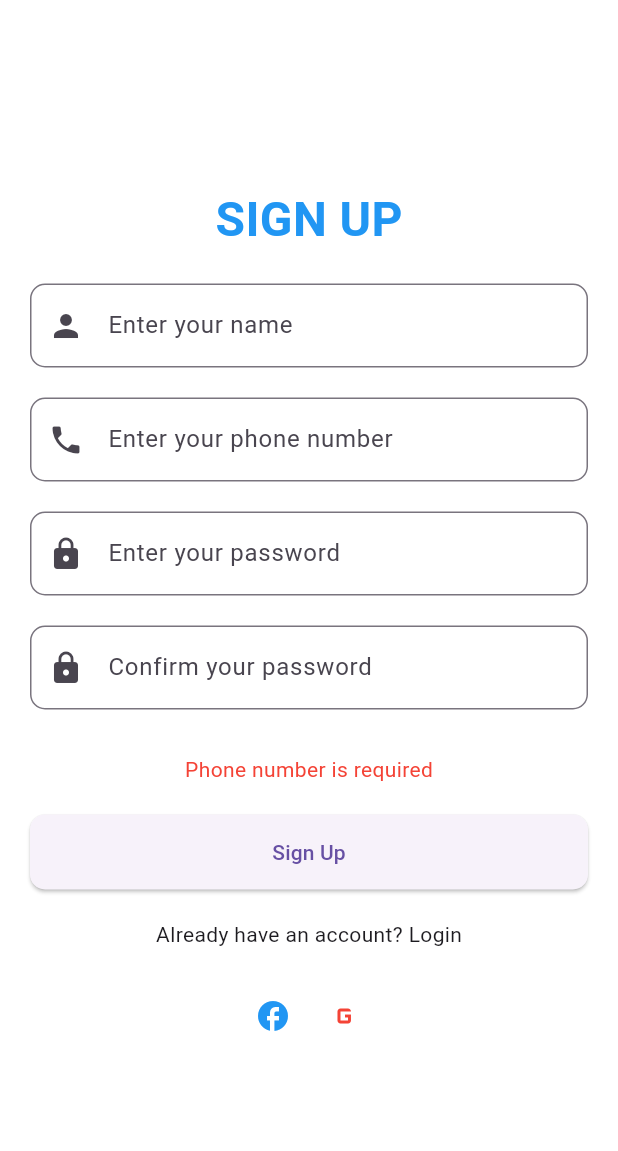
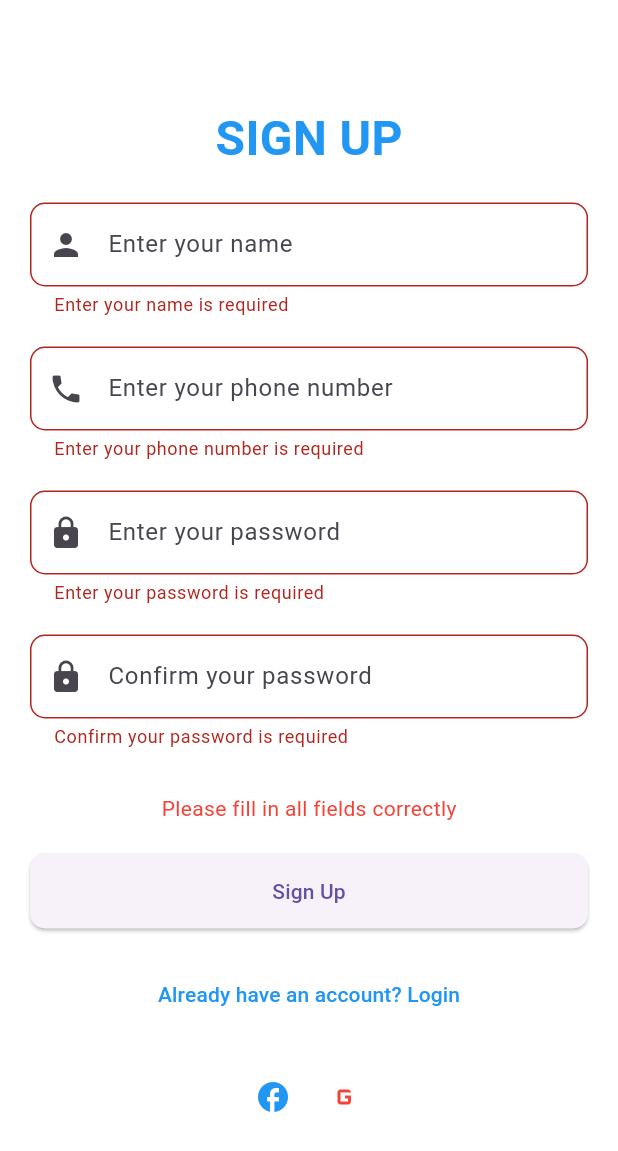
Before and after one commit to Dlhuutien/CNM_moblie, a Flutter app: the SignUpScreen screen opened by its route, after a tap on "Sign Up", on a phone screen of 412 x 824 dp. Shown: the top 1151 px of the screen. Run offline on Flutter 3.47's test engine with Material 3 defaults, Android fonts, the phone set to English and light mode, and no system bars; network calls fail.

Commit message:
Sig_Con_Pro-ver4

```diff
--- a/chating_app/lib/main.dart
+++ b/chating_app/lib/main.dart
@@ -5,17 +5,15 @@ import 'screens/main_screen.dart';
 import 'screens/signUp_screen.dart'; // Import màn hình SignUp
 
 void main() {
-  runApp(const MyApp());
+  runApp(MyApp());  // Xóa 'const' khỏi MyApp
 }
 
 class MyApp extends StatelessWidget {
-  const MyApp({super.key});
-
   @override
   Widget build(BuildContext context) {
     return MaterialApp(
       debugShowCheckedModeBanner: false,
-      initialRoute: '/sign_up', // Bắt đầu từ màn hình SignUp
+      initialRoute: '/', // Đặt màn hình ban đầu là IntroductionScreen
       routes: {
         '/': (context) => IntroductionScreen(),
         '/login': (context) => LoginScreen(),
--- a/chating_app/lib/screens/signUp_screen.dart
+++ b/chating_app/lib/screens/signUp_screen.dart
@@ -6,6 +6,7 @@ class SignUpScreen extends StatefulWidget {
 }
 
 class _SignUpScreenState extends State<SignUpScreen> {
+  final _formKey = GlobalKey<FormState>();
   final _nameController = TextEditingController();
   final _phoneController = TextEditingController();
   final _passwordController = TextEditingController();
@@ -14,25 +15,33 @@ class _SignUpScreenState extends State<SignUpScreen> {
   String? errorMessage;
 
   void _signUp() {
+    if (_formKey.currentState?.validate() ?? false) {
       setState(() {
         errorMessage = null; // Reset error message
-      if (_phoneController.text.isEmpty) {
-        errorMessage = 'Phone number is required';
-      } else if (_passwordController.text != _confirmPasswordController.text) {
+      });
+
+      if (_passwordController.text != _confirmPasswordController.text) {
+        setState(() {
           errorMessage = 'Password does not match';
-      } else if (_passwordController.text.length < 8) {
-        errorMessage =
-        'Password must include at least 8 characters, 1 uppercase letter, 1 number, and 1 special character';
-      } else {
-        // Thực hiện đăng ký ở đây
-        // Ví dụ: Hiển thị thông báo thành công hoặc lưu dữ liệu người dùng
+        });
+        return;
+      }
+
+      // Tiến hành đăng ký ở đây (ví dụ gửi request API)
       print("User signed up: ${_nameController.text}");
-        // Sau khi đăng ký thành công, bạn có thể quay lại màn hình đăng nhập hoặc làm gì đó khác
+
+      // Sau khi đăng ký thành công, bạn có thể điều hướng đến màn hình chính
       ScaffoldMessenger.of(context).showSnackBar(
         SnackBar(content: Text('Sign Up successful for ${_nameController.text}')),
       );
+
+      // Ví dụ điều hướng về màn hình đăng nhập
+      Navigator.pushReplacementNamed(context, '/home');
+    } else {
+      setState(() {
+        errorMessage = 'Please fill in all fields correctly';
+      });
     }
-    });
   }
 
   @override
@@ -41,6 +50,8 @@ class _SignUpScreenState extends State<SignUpScreen> {
       backgroundColor: Colors.white,
       body: Padding(
         padding: const EdgeInsets.all(20.0),
+        child: Form(
+          key: _formKey,
           child: Column(
             mainAxisAlignment: MainAxisAlignment.center,
             children: [
@@ -55,12 +66,23 @@ class _SignUpScreenState extends State<SignUpScreen> {
               SizedBox(height: 20),
               _buildTextField('Enter your name', _nameController, Icons.person),
               _buildTextField(
-                'Enter your phone number', _phoneController, Icons.phone),
+                'Enter your phone number',
+                _phoneController,
+                Icons.phone,
+                keyboardType: TextInputType.phone,
+              ),
               _buildTextField(
-                'Enter your password', _passwordController, Icons.lock,
-                obscureText: true),
-            _buildTextField('Confirm your password',
-                _confirmPasswordController, Icons.lock, obscureText: true),
+                'Enter your password',
+                _passwordController,
+                Icons.lock,
+                obscureText: true,
+              ),
+              _buildTextField(
+                'Confirm your password',
+                _confirmPasswordController,
+                Icons.lock,
+                obscureText: true,
+              ),
               if (errorMessage != null) ...[
                 SizedBox(height: 10),
                 Text(
@@ -80,7 +102,15 @@ class _SignUpScreenState extends State<SignUpScreen> {
                 ),
               ),
               SizedBox(height: 20),
-            Text('Already have an account? Login'),
+              TextButton(
+                onPressed: () {
+                  Navigator.pushReplacementNamed(context, '/login');
+                },
+                child: Text(
+                  'Already have an account? Login',
+                  style: TextStyle(color: Colors.blue),
+                ),
+              ),
               SizedBox(height: 20),
               Row(
                 mainAxisAlignment: MainAxisAlignment.center,
@@ -98,16 +128,21 @@ class _SignUpScreenState extends State<SignUpScreen> {
             ],
           ),
         ),
+      ),
     );
   }
 
   Widget _buildTextField(String hint, TextEditingController controller,
-      IconData icon, {bool obscureText = false}) {
+      IconData icon, {
+        bool obscureText = false,
+        TextInputType keyboardType = TextInputType.text,
+      }) {
     return Padding(
       padding: const EdgeInsets.only(bottom: 20.0),
-      child: TextField(
+      child: TextFormField(
         controller: controller,
         obscureText: obscureText,
+        keyboardType: keyboardType,
         decoration: InputDecoration(
           prefixIcon: Icon(icon),
           hintText: hint,
@@ -115,6 +150,18 @@ class _SignUpScreenState extends State<SignUpScreen> {
             borderRadius: BorderRadius.circular(10),
           ),
         ),
+        validator: (value) {
+          if (value == null || value.isEmpty) {
+            return '$hint is required';
+          }
+          if (hint == 'Enter your phone number' && value.length < 10) {
+            return 'Phone number must be at least 10 digits';
+          }
+          if (hint == 'Enter your password' && value.length < 8) {
+            return 'Password must be at least 8 characters';
+          }
+          return null;
+        },
       ),
     );
   }
```
Also changed, not shown: chating_app/lib/screens/contact_screen.dart (+132 -0 lines), chating_app/lib/screens/main_screen.dart (+9 -6 lines), chating_app/lib/screens/profile_screen.dart (+119 -0 lines), chating_app/assets/profile.png (added). Lines whose indentation alone changed are shown as unchanged.
